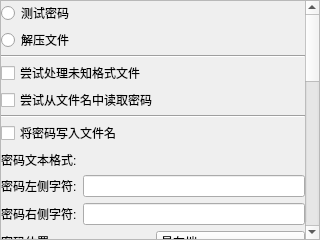
Old version of the form components/page_setting/res/page_setting.ui in the repository PPJUST/OnlyUnzip.
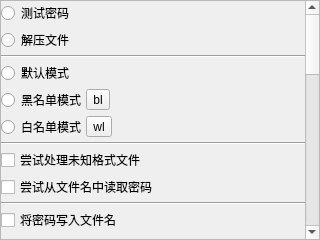
New version of the form.

Commit message: 新增：添加3种模式，用来选择需要进行处理的文件

What changed in the file:
```diff
--- a/components/page_setting/res/page_setting.ui
+++ b/components/page_setting/res/page_setting.ui
@@ -38,9 +38,9 @@
       <property name="geometry">
        <rect>
         <x>0</x>
-        <y>-445</y>
+        <y>0</y>
         <width>301</width>
-        <height>683</height>
+        <height>763</height>
        </rect>
       </property>
       <layout class="QVBoxLayout" name="verticalLayout">
@@ -92,6 +92,106 @@
          </property>
         </widget>
        </item>
+       <item>
+        <widget class="QRadioButton" name="radioButton_filename_check_mode_default">
+         <property name="toolTip">
+          <string>&lt;html&gt;&lt;head/&gt;&lt;body&gt;&lt;p&gt;默认处理全部文件&lt;/p&gt;&lt;/body&gt;&lt;/html&gt;</string>
+         </property>
+         <property name="text">
+          <string>默认模式</string>
+         </property>
+         <attribute name="buttonGroup">
+          <string notr="true">buttonGroup_2</string>
+         </attribute>
+        </widget>
+       </item>
+       <item>
+        <layout class="QHBoxLayout" name="horizontalLayout_8">
+         <property name="spacing">
+          <number>0</number>
+         </property>
+         <item>
+          <widget class="QRadioButton" name="radioButton_filename_check_mode_black_list">
+           <property name="toolTip">
+            <string>&lt;html&gt;&lt;head/&gt;&lt;body&gt;&lt;p&gt;不处理黑名单规则中的文件&lt;/p&gt;&lt;/body&gt;&lt;/html&gt;</string>
+           </property>
+           <property name="text">
+            <string>黑名单模式</string>
+           </property>
+           <attribute name="buttonGroup">
+            <string notr="true">buttonGroup_2</string>
+           </attribute>
+          </widget>
+         </item>
+         <item>
+          <widget class="QToolButton" name="toolButton_open_black_list">
+           <property name="text">
+            <string>bl</string>
+           </property>
+          </widget>
+         </item>
+         <item>
+          <spacer name="horizontalSpacer">
+           <property name="orientation">
+            <enum>Qt::Orientation::Horizontal</enum>
+           </property>
+           <property name="sizeHint" stdset="0">
+            <size>
+             <width>40</width>
+             <height>20</height>
+            </size>
+           </property>
+          </spacer>
+         </item>
+        </layout>
+       </item>
+       <item>
+        <layout class="QHBoxLayout" name="horizontalLayout_9">
+         <property name="spacing">
+          <number>0</number>
+         </property>
+         <item>
+          <widget class="QRadioButton" name="radioButton_filename_check_mode_white_list">
+           <property name="toolTip">
+            <string>&lt;html&gt;&lt;head/&gt;&lt;body&gt;&lt;p&gt;仅处理白名单规则中的文件&lt;/p&gt;&lt;/body&gt;&lt;/html&gt;</string>
+           </property>
+           <property name="text">
+            <string>白名单模式</string>
+           </property>
+           <attribute name="buttonGroup">
+            <string notr="true">buttonGroup_2</string>
+           </attribute>
+          </widget>
+         </item>
+         <item>
+          <widget class="QToolButton" name="toolButton_open_white_list">
+           <property name="text">
+            <string>wl</string>
+           </property>
+          </widget>
+         </item>
+         <item>
+          <spacer name="horizontalSpacer_2">
+           <property name="orientation">
+            <enum>Qt::Orientation::Horizontal</enum>
+           </property>
+           <property name="sizeHint" stdset="0">
+            <size>
+             <width>40</width>
+             <height>20</height>
+            </size>
+           </property>
+          </spacer>
+         </item>
+        </layout>
+       </item>
+       <item>
+        <widget class="Line" name="line_6">
+         <property name="orientation">
+          <enum>Qt::Orientation::Horizontal</enum>
+         </property>
+        </widget>
+       </item>
        <item>
         <widget class="QCheckBox" name="checkBox_try_unknown_filetype">
          <property name="toolTip">
```
Left out of the diff: 1 changed line with no effect on the pictures. The commit also changes 9 other files.
